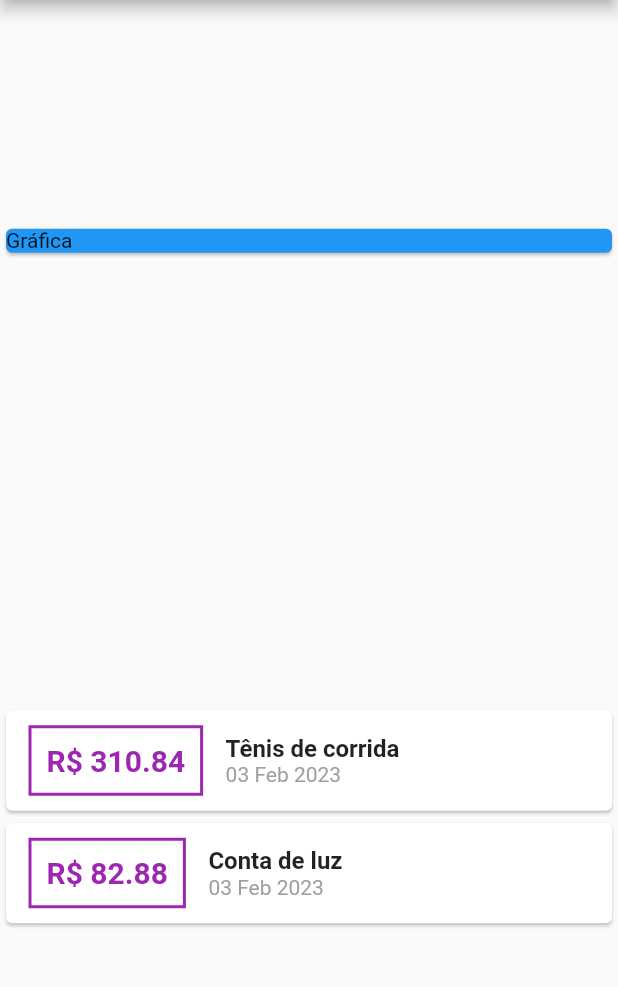
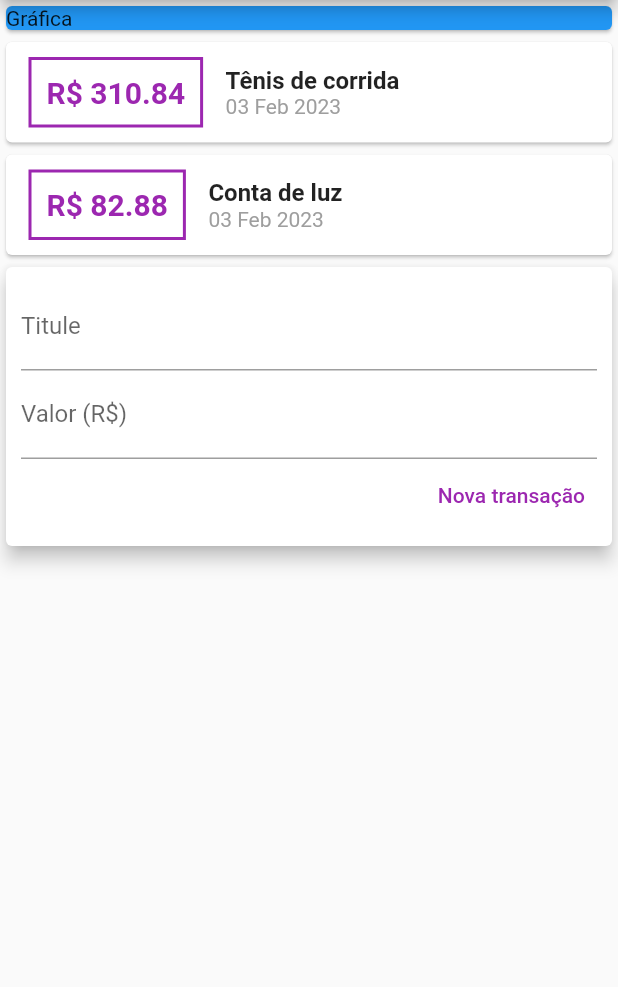
Before and after one commit to under-sin/expenses-flutter-app, a Flutter app: the screen it shows after launch, on a phone screen of 412 x 824 dp, the part 84-1071 px from its top. Run offline on Flutter 3.47's test engine with Material 2 defaults, Android fonts, the phone set to English and light mode, and no system bars.

```diff
--- /dev/null
+++ b/lib/components/transaction_form.dart
@@ -0,0 +1,47 @@
+import 'package:flutter/material.dart';
+
+class TransactionForm extends StatelessWidget {
+  final titleController = TextEditingController();
+  final valueController = TextEditingController();
+
+  @override
+  Widget build(BuildContext context) {
+    return Card(
+      elevation: 5,
+      child: Padding(
+        padding: const EdgeInsets.all(10),
+        child: Column(
+          children: [
+            TextField(
+              controller: titleController,
+              decoration: InputDecoration(
+                labelText: 'Titule',
+              ),
+            ),
+            TextField(
+              controller: valueController,
+              decoration: InputDecoration(
+                labelText: 'Valor (R\$)',
+              ),
+            ),
+            Row(
+              mainAxisAlignment: MainAxisAlignment.end,
+              children: [
+                TextButton(
+                  child: Text(
+                    'Nova transação',
+                    style: TextStyle(color: Colors.purple),
+                  ),
+                  onPressed: () => {
+                    print(titleController.text),
+                    print(valueController.text),
+                  },
+                ),
+              ],
+            ),
+          ],
+        ),
+      ),
+    );
+  }
+}
--- /dev/null
+++ b/lib/components/transaction_user.dart
@@ -0,0 +1,39 @@
+import 'package:expenses/models/transaction.dart';
+import 'package:flutter/material.dart';
+
+import 'transaction_form.dart';
+import 'transation_list.dart';
+
+class TransactionUser extends StatefulWidget {
+  const TransactionUser({Key? key}) : super(key: key);
+
+  @override
+  State<TransactionUser> createState() => _TransactionUserState();
+}
+
+class _TransactionUserState extends State<TransactionUser> {
+  final _transaction = [
+    Transaction(
+      id: 't1',
+      title: 'Tênis de corrida',
+      value: 310.84,
+      date: DateTime.now(),
+    ),
+    Transaction(
+      id: 't2',
+      title: 'Conta de luz',
+      value: 82.88,
+      date: DateTime.now(),
+    ),
+  ];
+
+  @override
+  Widget build(BuildContext context) {
+    return Column(
+      children: [
+        TransactionList(_transaction),
+        TransactionForm(),
+      ],
+    );
+  }
+}
--- /dev/null
+++ b/lib/components/transation_list.dart
@@ -0,0 +1,64 @@
+import 'package:flutter/material.dart';
+import 'package:intl/intl.dart';
+
+import '../models/transaction.dart';
+
+class TransactionList extends StatelessWidget {
+  final List<Transaction> transactions;
+
+  TransactionList(this.transactions);
+
+  @override
+  Widget build(BuildContext context) {
+    return Column(
+      // Mapeando a lista de transações para mostra o title na tela
+      children: transactions.map((tr) {
+        return Card(
+          child: Row(
+            children: [
+              Container(
+                margin: const EdgeInsets.symmetric(
+                  horizontal: 15,
+                  vertical: 10,
+                ),
+                decoration: BoxDecoration(
+                  border: Border.all(
+                    color: Colors.purple,
+                    width: 2,
+                  ),
+                ),
+                padding: const EdgeInsets.all(10),
+                child: Text(
+                  'R\$ ${tr.value.toStringAsFixed(2)}',
+                  style: const TextStyle(
+                      fontWeight: FontWeight.bold,
+                      fontSize: 20,
+                      color: Colors.purple),
+                ),
+              ),
+              Column(
+                crossAxisAlignment: CrossAxisAlignment.start,
+                children: [
+                  Text(
+                    tr.title,
+                    style: const TextStyle(
+                      fontSize: 16,
+                      fontWeight: FontWeight.bold,
+                    ),
+                  ),
+                  Text(
+                    // lib que formata a data
+                    DateFormat('dd MMM y').format(tr.date),
+                    style: const TextStyle(
+                      color: Colors.grey,
+                    ),
+                  ),
+                ],
+              )
+            ],
+          ),
+        );
+      }).toList(),
+    );
+  }
+}
--- a/lib/main.dart
+++ b/lib/main.dart
@@ -1,6 +1,5 @@
-import 'package:expenses/models/transaction.dart';
+import 'package:expenses/components/transaction_user.dart';
 import 'package:flutter/material.dart';
-import 'package:intl/intl.dart';
 
 main() => runApp(const ExpensesApp());
 
@@ -9,27 +8,14 @@ class ExpensesApp extends StatelessWidget {
 
   @override
   Widget build(BuildContext context) {
-    return MaterialApp(home: MyHomePage());
+    return MaterialApp(
+      home: MyHomePage(),
+    );
   }
 }
 
 // ignore: use_key_in_widget_constructors
 class MyHomePage extends StatelessWidget {
-  final _transaction = [
-    Transaction(
-      id: 't1',
-      title: 'Tênis de corrida',
-      value: 310.84,
-      date: DateTime.now(),
-    ),
-    Transaction(
-      id: 't2',
-      title: 'Conta de luz',
-      value: 82.88,
-      date: DateTime.now(),
-    ),
-  ];
-
   @override
   Widget build(BuildContext context) {
     return Scaffold(
@@ -38,7 +24,6 @@ class MyHomePage extends StatelessWidget {
       ),
       body: Column(
         // eixo principal e cross axis
-        mainAxisAlignment: MainAxisAlignment.spaceAround,
         crossAxisAlignment: CrossAxisAlignment.stretch,
         children: <Widget>[
           // ignore: sized_box_for_whitespace
@@ -49,56 +34,7 @@ class MyHomePage extends StatelessWidget {
               child: Text('Gráfica'),
             ),
           ),
-          Column(
-            // Mapeando a lista de transações para mostra o title na tela
-            children: _transaction.map((tr) {
-              return Card(
-                child: Row(
-                  children: [
-                    Container(
-                      margin: const EdgeInsets.symmetric(
-                        horizontal: 15,
-                        vertical: 10,
-                      ),
-                      decoration: BoxDecoration(
-                        border: Border.all(
-                          color: Colors.purple,
-                          width: 2,
-                        ),
-                      ),
-                      padding: const EdgeInsets.all(10),
-                      child: Text(
-                        'R\$ ${tr.value.toStringAsFixed(2)}',
-                        style: const TextStyle(
-                            fontWeight: FontWeight.bold,
-                            fontSize: 20,
-                            color: Colors.purple),
-                      ),
-                    ),
-                    Column(
-                      crossAxisAlignment: CrossAxisAlignment.start,
-                      children: [
-                        Text(
-                          tr.title,
-                          style: const TextStyle(
-                            fontSize: 16,
-                            fontWeight: FontWeight.bold,
-                          ),
-                        ),
-                        Text(
-                          // lib que formata a data
-                          DateFormat('dd MMM y').format(tr.date),
-                          style: const TextStyle(
-                            color: Colors.grey,
-                          ),
-                        ),
-                      ],
-                    )
-                  ],
-                ),
-              );
-            }).toList(),
-          )
+          TransactionUser(),
         ],
       ),
     );
```
